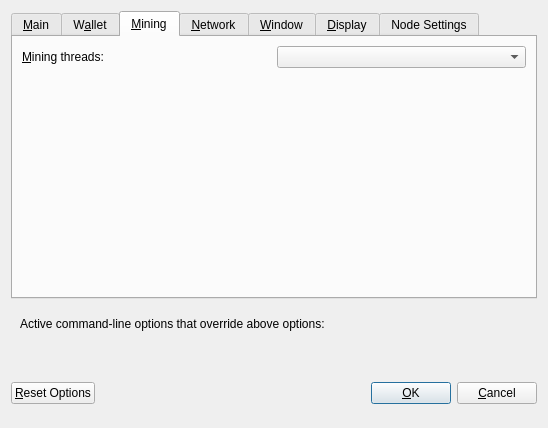
Above: src/qt/forms/optionsdialog.ui from Animecointeam/Animecoin before the change. Below: the same form after it.
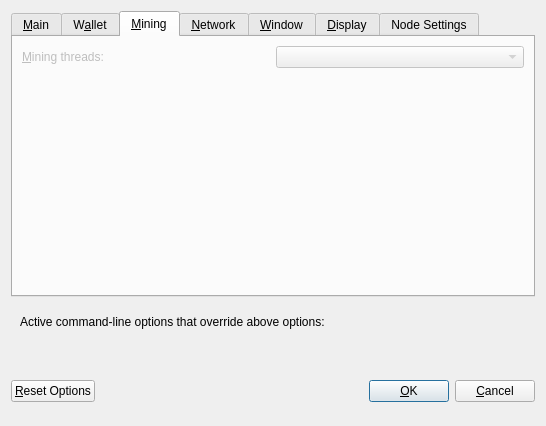
That is the form after the change. The open tabs and pages were chosen to show the change. Custom widgets are drawn as their Qt base class.

```diff
--- a/src/qt/forms/optionsdialog.ui
+++ b/src/qt/forms/optionsdialog.ui
@@ -6,8 +6,8 @@
    <rect>
     <x>0</x>
     <y>0</y>
-    <width>548</width>
-    <height>428</height>
+    <width>546</width>
+    <height>426</height>
    </rect>
   </property>
   <property name="windowTitle">
@@ -182,6 +182,9 @@
       </layout>
      </widget>
      <widget class="QWidget" name="tabMining">
+      <property name="enabled">
+       <bool>false</bool>
+      </property>
       <attribute name="title">
        <string>&amp;Mining</string>
       </attribute>
```
